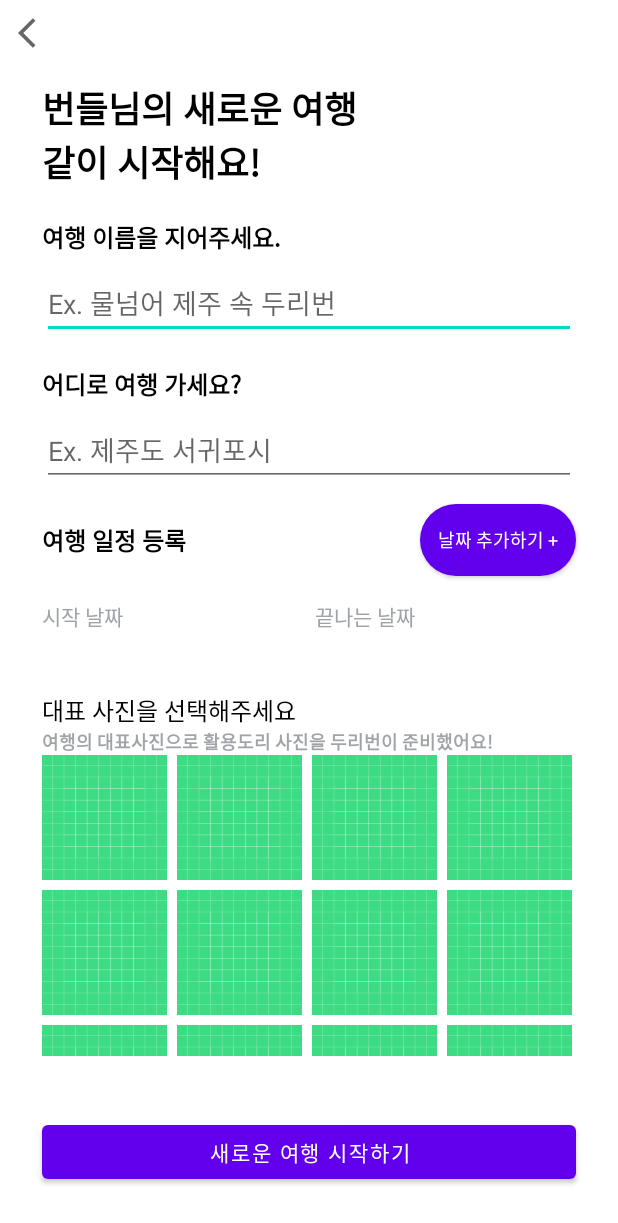
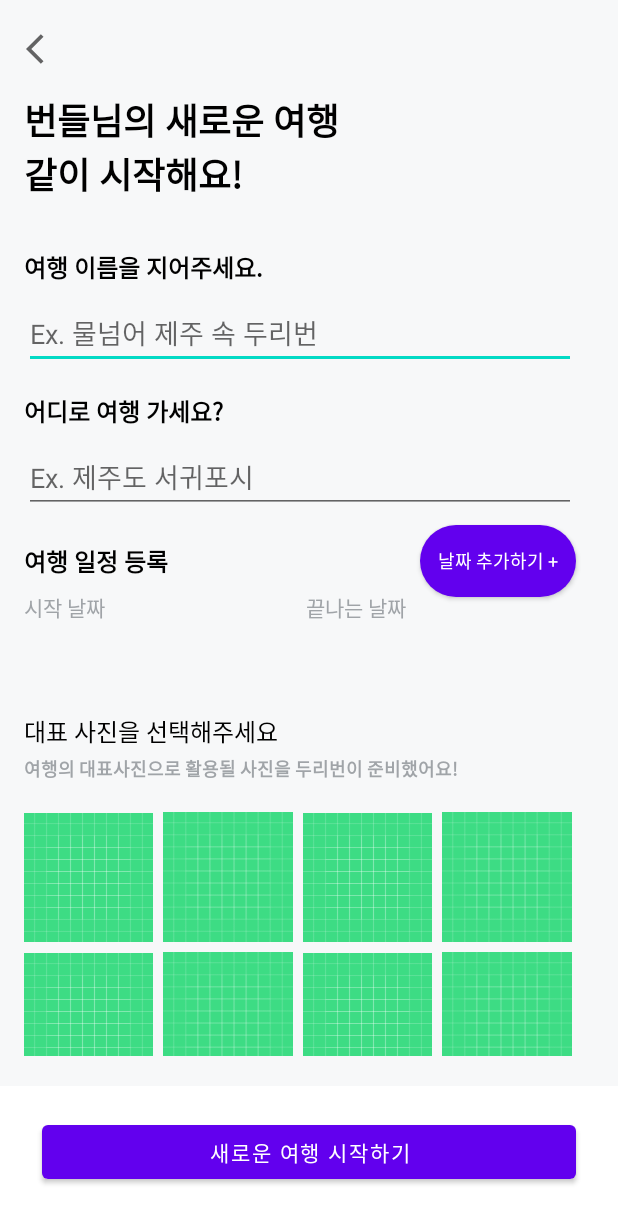
Before and after one commit to TeamDooRiBon/DooRi-Android, an Android app: the screen it shows after launch (AddTravelActivity), on a phone screen of 412 x 824 dp. Shown: the top 1223 px of the screen. Run offline under Robolectric (Android 15) with nearby library versions, the phone set to English and light mode, and no system bars; our stand-ins replace data binding.

Commit message:
[CHORE] #4 - 오타 수정 및 margin 값 수정

```diff
--- a/app/src/main/res/layout/activity_new_travel.xml
+++ b/app/src/main/res/layout/activity_new_travel.xml
@@ -10,14 +10,15 @@
     <androidx.constraintlayout.widget.ConstraintLayout
         android:layout_width="match_parent"
         android:layout_height="match_parent"
-        android:background="@color/white">
+        android:background="@color/gray_white_8">
 
         <ImageView
             android:id="@+id/iv_back"
             android:layout_width="wrap_content"
             android:layout_height="wrap_content"
             android:layout_marginStart="12dp"
-            android:layout_marginTop="10dp"
+            android:layout_marginTop="15dp"
+            android:padding="5dp"
             android:clickable="true"
             android:focusable="true"
             android:src="@drawable/ic_baseline_arrow_back_ios_24"
@@ -41,8 +42,8 @@
                     android:id="@+id/tv_start_new_travel"
                     android:layout_width="wrap_content"
                     android:layout_height="wrap_content"
-                    android:layout_marginStart="28dp"
-                    android:layout_marginTop="20dp"
+                    android:layout_marginStart="16dp"
+                    android:layout_marginTop="12dp"
                     android:text="@string/start_new_travel"
                     android:textColor="@color/black"
                     android:textSize="24sp"
@@ -55,7 +56,7 @@
                     android:id="@+id/tv_write_travel_name"
                     android:layout_width="wrap_content"
                     android:layout_height="wrap_content"
-                    android:layout_marginTop="20dp"
+                    android:layout_marginTop="32dp"
                     android:text="@string/write_travel_name"
                     android:textColor="@color/black"
                     android:textSize="16sp"
@@ -65,7 +66,6 @@
                     tools:text="여행 이름을 지어주세요." />
 
                 <EditText
-
                     android:id="@+id/et_travel_name"
                     android:layout_width="0dp"
                     android:layout_height="wrap_content"
@@ -81,7 +81,7 @@
                     android:id="@+id/tv_travel_place"
                     android:layout_width="wrap_content"
                     android:layout_height="wrap_content"
-                    android:layout_marginTop="18dp"
+                    android:layout_marginTop="16dp"
                     android:text="@string/travel_place"
                     android:textColor="@color/black"
                     android:textSize="16sp"
@@ -106,7 +106,7 @@
                     android:id="@+id/tv_travel_date"
                     android:layout_width="wrap_content"
                     android:layout_height="wrap_content"
-                    android:layout_marginTop="24dp"
+                    android:layout_marginTop="20dp"
                     android:text="@string/register_travel_date"
                     android:textColor="@color/black"
                     android:textSize="16sp"
@@ -131,7 +131,7 @@
                     android:id="@+id/tv_fix_start_date"
                     android:layout_width="wrap_content"
                     android:layout_height="wrap_content"
-                    android:layout_marginTop="28dp"
+                    android:layout_marginTop="8dp"
                     android:text="@string/start_date"
                     android:textColor="#A0A4A8"
                     app:layout_constraintStart_toStartOf="@id/tv_travel_date"
@@ -153,11 +153,11 @@
                     android:id="@+id/tv_fix_end_date"
                     android:layout_width="wrap_content"
                     android:layout_height="wrap_content"
-                    android:layout_marginTop="28dp"
                     android:text="@string/end_date"
                     android:textColor="#A0A4A8"
                     app:layout_constraintStart_toStartOf="@id/tv_end_date"
-                    app:layout_constraintTop_toBottomOf="@id/tv_travel_date"
+                    app:layout_constraintTop_toTopOf="@id/tv_fix_start_date"
+                    app:layout_constraintBottom_toBottomOf="@id/tv_fix_start_date"
                     tools:text="끝나는 날짜" />
 
                 <TextView
@@ -176,6 +176,7 @@
                     android:layout_width="wrap_content"
                     android:layout_height="wrap_content"
                     android:layout_marginBottom="4dp"
+                    android:layout_marginTop="20dp"
                     android:text="@string/click_pic"
                     android:textColor="@color/black"
                     android:textSize="16sp"
@@ -190,6 +191,7 @@
                     android:textColor="#A0A4A8"
                     android:textSize="12sp"
                     android:textStyle="bold"
+                    android:layout_marginTop="4dp"
                     app:layout_constraintStart_toStartOf="@id/tv_start_new_travel"
                     app:layout_constraintTop_toBottomOf="@id/tv_select_pic" />
 
@@ -200,6 +202,7 @@
                     android:layout_marginEnd="24dp"
                     android:layout_marginBottom="32dp"
                     android:overScrollMode="never"
+                    android:layout_marginTop="20dp"
                     app:layoutManager="androidx.recyclerview.widget.GridLayoutManager"
                     app:layout_constraintBottom_toBottomOf="parent"
                     app:layout_constraintEnd_toEndOf="parent"
--- a/app/src/main/res/values/strings.xml
+++ b/app/src/main/res/values/strings.xml
@@ -22,7 +22,7 @@
     <string name="jeju_seogwipo">Ex. 제주도 서귀포시</string>
     <string name="please_enter_date">해당 날짜를 눌러 일정을 선택해주세요</string>
     <string name="click_pic">대표 사진을 선택해주세요</string>
-    <string name="we_prepared">여행의 대표사진으로 활용도리 사진을 두리번이 준비했어요!</string>
+    <string name="we_prepared">여행의 대표사진으로 활용될 사진을 두리번이 준비했어요!</string>
     <string name="do_it_later">나중에 할게요</string>
     <string name="copy_codes">참여코드 복사</string>
     <string name="start_new_travel_with_plane">새로운 여행 시작✈️</string>
```
Also changed, not shown: app/src/main/res/layout/activity_travel_plan_done.xml (+6 -5 lines).
